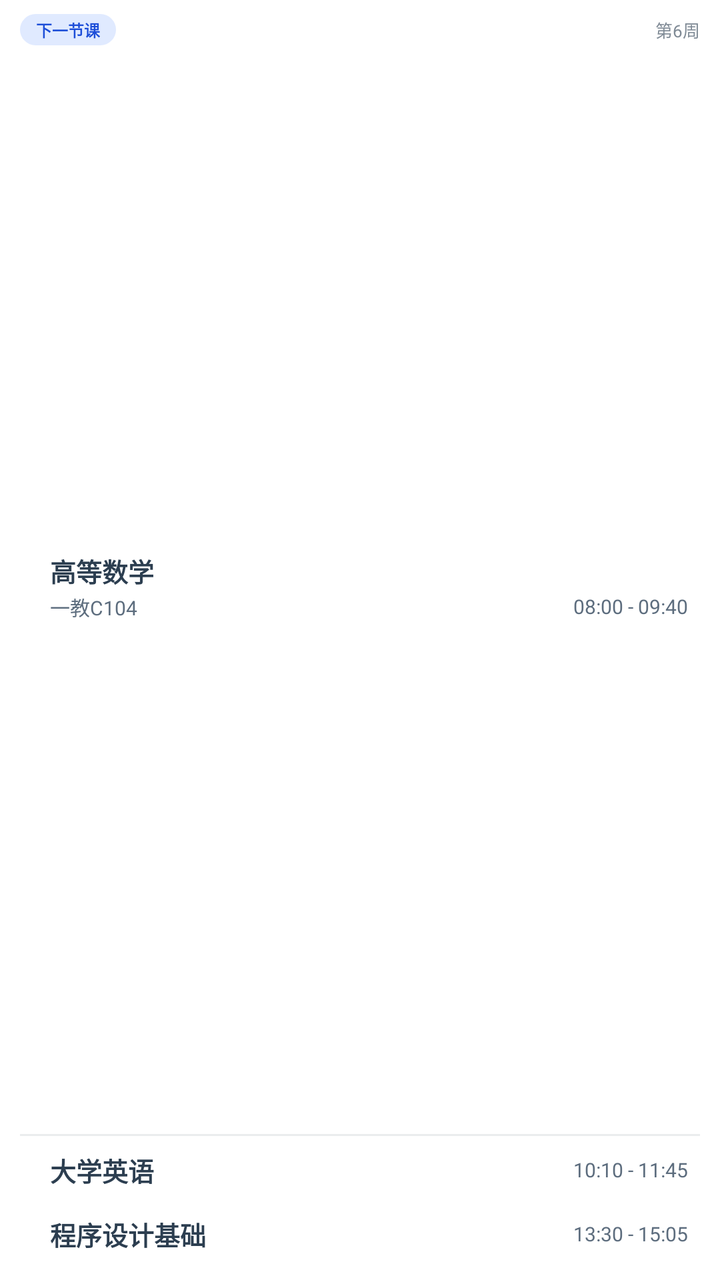
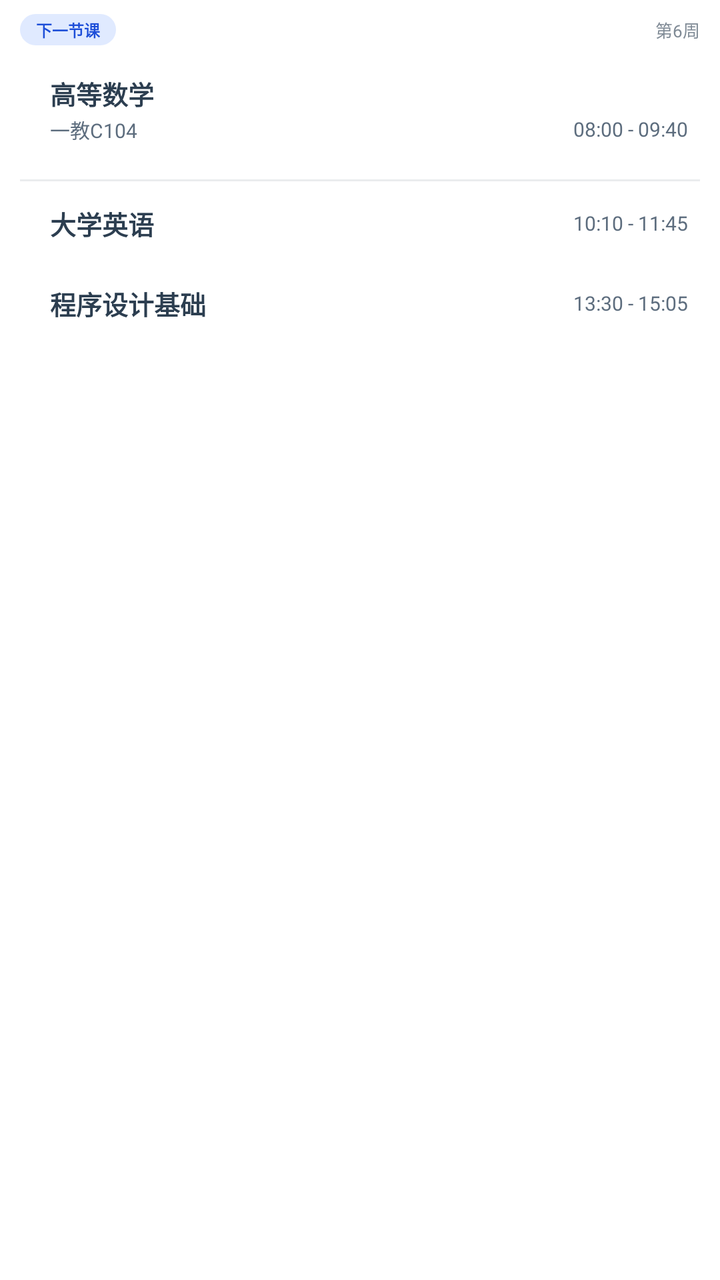

Two renders of the same Android screen: before a commit and after it. Below are the layout's source before the change and the commit's diff.
<!-- AndroidManifest.xml: fallback theme Theme.MaterialComponents.DayNight.NoActionBar -->
<!-- res/layout/widget_today_course_42.xml -->
<?xml version="1.0" encoding="utf-8"?>
<FrameLayout xmlns:android="http://schemas.android.com/apk/res/android"
    android:id="@+id/widget_root"
    android:layout_width="match_parent"
    android:layout_height="match_parent">

    <LinearLayout
        android:id="@+id/widget_card"
        android:layout_width="match_parent"
        android:layout_height="match_parent"
        android:background="@drawable/widget_demo_card_bg"
        android:orientation="vertical"
        android:paddingLeft="10dp"
        android:paddingTop="7dp"
        android:paddingRight="10dp"
        android:paddingBottom="7dp">

        
        <LinearLayout
            android:id="@+id/widget_strip_top"
            android:layout_width="match_parent"
            android:layout_height="wrap_content"
            android:gravity="center_vertical"
            android:orientation="horizontal">

            <TextView
                android:id="@+id/widget_strip_status"
                android:layout_width="wrap_content"
                android:layout_height="wrap_content"
                android:background="@drawable/widget_status_chip_strong"
                android:ellipsize="end"
                android:maxLines="1"
                android:paddingLeft="8dp"
                android:paddingTop="2dp"
                android:paddingRight="8dp"
                android:paddingBottom="2dp"
                android:text="下一节课"
                android:textColor="#1D4ED8"
                android:textSize="8sp"
                android:textStyle="bold" />

            <LinearLayout
                android:layout_width="0dp"
                android:layout_height="1dp"
                android:layout_weight="1"
                android:orientation="horizontal" />

            <TextView
                android:id="@+id/widget_strip_week"
                android:layout_width="wrap_content"
                android:layout_height="wrap_content"
                android:layout_marginLeft="6dp"
                android:maxLines="1"
                android:text="第6周"
                android:textColor="@color/widget_couple_text_hint"
                android:textSize="8.5sp" />
        </LinearLayout>

        
        <LinearLayout
            android:id="@+id/widget_strip_row"
            android:layout_width="match_parent"
            android:layout_height="0dp"
            android:layout_marginTop="2dp"
            android:layout_weight="1"
            android:gravity="center_vertical"
            android:orientation="horizontal"
            android:paddingLeft="4dp"
            android:paddingTop="4dp"
            android:paddingRight="6dp"
            android:paddingBottom="4dp">

            <ImageView
                android:id="@+id/widget_strip_bar"
                android:layout_width="3dp"
                android:layout_height="match_parent"
                android:contentDescription="@null"
                android:scaleType="fitXY"
                android:src="@drawable/widget_couple_indicator" />

            <LinearLayout
                android:id="@+id/widget_strip_main"
                android:layout_width="0dp"
                android:layout_height="wrap_content"
                android:layout_marginLeft="8dp"
                android:layout_weight="1"
                android:gravity="center_vertical"
                android:orientation="vertical">

                <LinearLayout
                    android:layout_width="match_parent"
                    android:layout_height="wrap_content"
                    android:gravity="center_vertical"
                    android:orientation="horizontal">

                    <TextView
                        android:id="@+id/widget_strip_course"
                        android:layout_width="0dp"
                        android:layout_height="wrap_content"
                        android:layout_weight="1"
                        android:ellipsize="none"
                        android:maxLines="1"
                        android:text="高等数学"
                        android:textColor="@color/widget_couple_text_primary"
                        android:textSize="13sp"
                        android:textStyle="bold" />

                    <ImageView
                        android:id="@+id/widget_strip_weather_icon"
                        android:layout_width="13dp"
                        android:layout_height="13dp"
                        android:layout_marginLeft="2dp"
                        android:contentDescription="@null"
                        android:visibility="gone" />

                    <TextView
                        android:id="@+id/widget_strip_temp"
                        android:layout_width="wrap_content"
                        android:layout_height="wrap_content"
                        android:layout_marginLeft="1dp"
                        android:maxLines="1"
                        android:text="23°"
                        android:textColor="@color/widget_couple_text_secondary"
                        android:textSize="9.5sp"
                        android:textStyle="bold"
                        android:visibility="gone" />
                </LinearLayout>

                <RelativeLayout
                    android:id="@+id/widget_strip_meta_row"
                    android:layout_width="match_parent"
                    android:layout_height="wrap_content"
                    android:layout_marginTop="1dp">

                    <TextView
                        android:id="@+id/widget_strip_location"
                        android:layout_width="match_parent"
                        android:layout_height="wrap_content"
                        android:layout_alignParentStart="true"
                        android:layout_centerVertical="true"
                        android:layout_toStartOf="@+id/widget_strip_time"
                        android:ellipsize="end"
                        android:maxLines="1"
                        android:text="一教C104"
                        android:textColor="@color/widget_couple_text_secondary"
                        android:textSize="10sp" />

                    <TextView
                        android:id="@+id/widget_strip_time"
                        android:layout_width="wrap_content"
                        android:layout_height="wrap_content"
                        android:layout_alignParentEnd="true"
                        android:layout_centerVertical="true"
                        android:layout_marginLeft="5dp"
                        android:maxLines="1"
                        android:text="08:00 - 09:40"
                        android:textColor="@color/widget_couple_text_secondary"
                        android:textSize="10sp" />
                </RelativeLayout>

                <ImageView
                    android:id="@+id/widget_strip_progress"
                    android:layout_width="match_parent"
                    android:layout_height="3dp"
                    android:layout_marginTop="2dp"
                    android:contentDescription="@null"
                    android:scaleType="fitXY"
                    android:visibility="gone" />
            </LinearLayout>
        </LinearLayout>

        <ImageView
            android:id="@+id/widget_course42_divider"
            android:layout_width="match_parent"
            android:layout_height="1dp"
            android:layout_marginTop="5dp"
            android:layout_marginBottom="1dp"
            android:contentDescription="@null"
            android:background="@color/widget_couple_divider" />

        
        <LinearLayout
            android:id="@+id/widget_course42_row1"
            android:layout_width="match_parent"
            android:layout_height="32dp"
            android:gravity="center_vertical"
            android:orientation="horizontal"
            android:paddingLeft="4dp"
            android:paddingRight="6dp">

            <ImageView
                android:id="@+id/widget_course42_bar1"
                android:layout_width="3dp"
                android:layout_height="18dp"
                android:contentDescription="@null"
                android:scaleType="fitXY"
                android:src="@drawable/widget_couple_indicator" />

            <TextView
                android:id="@+id/widget_course42_name1"
                android:layout_width="0dp"
                android:layout_height="wrap_content"
                android:layout_marginLeft="8dp"
                android:layout_weight="1"
                android:ellipsize="end"
                android:maxLines="1"
                android:text="大学英语"
                android:textColor="@color/widget_couple_text_primary"
                android:textSize="13sp"
                android:textStyle="bold" />

            <TextView
                android:id="@+id/widget_course42_time1"
                android:layout_width="wrap_content"
                android:layout_height="wrap_content"
                android:layout_marginLeft="6dp"
                android:maxLines="1"
                android:text="10:10 - 11:45"
                android:textColor="@color/widget_couple_text_secondary"
                android:textSize="10sp" />
        </LinearLayout>

        
        <LinearLayout
            android:id="@+id/widget_course42_row2"
            android:layout_width="match_parent"
            android:layout_height="32dp"
            android:gravity="center_vertical"
            android:orientation="horizontal"
            android:paddingLeft="4dp"
            android:paddingRight="6dp">

            <ImageView
                android:id="@+id/widget_course42_bar2"
                android:layout_width="3dp"
                android:layout_height="18dp"
                android:contentDescription="@null"
                android:scaleType="fitXY"
                android:src="@drawable/widget_couple_indicator" />

            <TextView
                android:id="@+id/widget_course42_name2"
                android:layout_width="0dp"
                android:layout_height="wrap_content"
                android:layout_marginLeft="8dp"
                android:layout_weight="1"
                android:ellipsize="end"
                android:maxLines="1"
                android:text="程序设计基础"
                android:textColor="@color/widget_couple_text_primary"
                android:textSize="13sp"
                android:textStyle="bold" />

            <TextView
                android:id="@+id/widget_course42_time2"
                android:layout_width="wrap_content"
                android:layout_height="wrap_content"
                android:layout_marginLeft="6dp"
                android:maxLines="1"
                android:text="13:30 - 15:05"
                android:textColor="@color/widget_couple_text_secondary"
                android:textSize="10sp" />
        </LinearLayout>
    </LinearLayout>
</FrameLayout>
<!-- resources referenced by this layout -->
<resources>
  <color name="widget_couple_divider">#EAECEE</color>
  <color name="widget_couple_text_hint">#808B96</color>
  <color name="widget_couple_text_primary">#2C3E50</color>
  <color name="widget_couple_text_secondary">#5D6D7E</color>
  <!-- drawable widget_couple_indicator (drawable) -->
  <?xml version="1.0" encoding="utf-8"?>
  <shape xmlns:android="http://schemas.android.com/apk/res/android">
      <solid android:color="#FFFFFF" />
      <corners android:radius="10dp" />
      <size android:width="4dp" android:height="40dp" />
  </shape>
  <!-- drawable widget_demo_card_bg (drawable) -->
  <?xml version="1.0" encoding="utf-8"?>
  <shape xmlns:android="http://schemas.android.com/apk/res/android">
      <solid android:color="#FFFFFF" />
      <corners android:radius="18dp" />
  </shape>
  <!-- drawable widget_status_chip_strong (drawable) -->
  <?xml version="1.0" encoding="utf-8"?>
  <shape xmlns:android="http://schemas.android.com/apk/res/android"
      android:shape="rectangle">
      <corners android:radius="999dp" />
      <solid android:color="#E0EAFF" />
  </shape>
</resources>

<!-- the commit's change to res/layout/widget_today_course_42.xml (unified diff, before → after) -->
@@ -60,9 +60,8 @@
         <LinearLayout
             android:id="@+id/widget_strip_row"
             android:layout_width="match_parent"
-            android:layout_height="0dp"
+            android:layout_height="60dp"
             android:layout_marginTop="2dp"
-            android:layout_weight="1"
             android:gravity="center_vertical"
             android:orientation="horizontal"
             android:paddingLeft="4dp"
@@ -182,7 +181,7 @@
         <LinearLayout
             android:id="@+id/widget_course42_row1"
             android:layout_width="match_parent"
-            android:layout_height="32dp"
+            android:layout_height="40dp"
             android:gravity="center_vertical"
             android:orientation="horizontal"
             android:paddingLeft="4dp"
@@ -224,7 +223,7 @@
         <LinearLayout
             android:id="@+id/widget_course42_row2"
             android:layout_width="match_parent"
-            android:layout_height="32dp"
+            android:layout_height="40dp"
             android:gravity="center_vertical"
             android:orientation="horizontal"
             android:paddingLeft="4dp"
